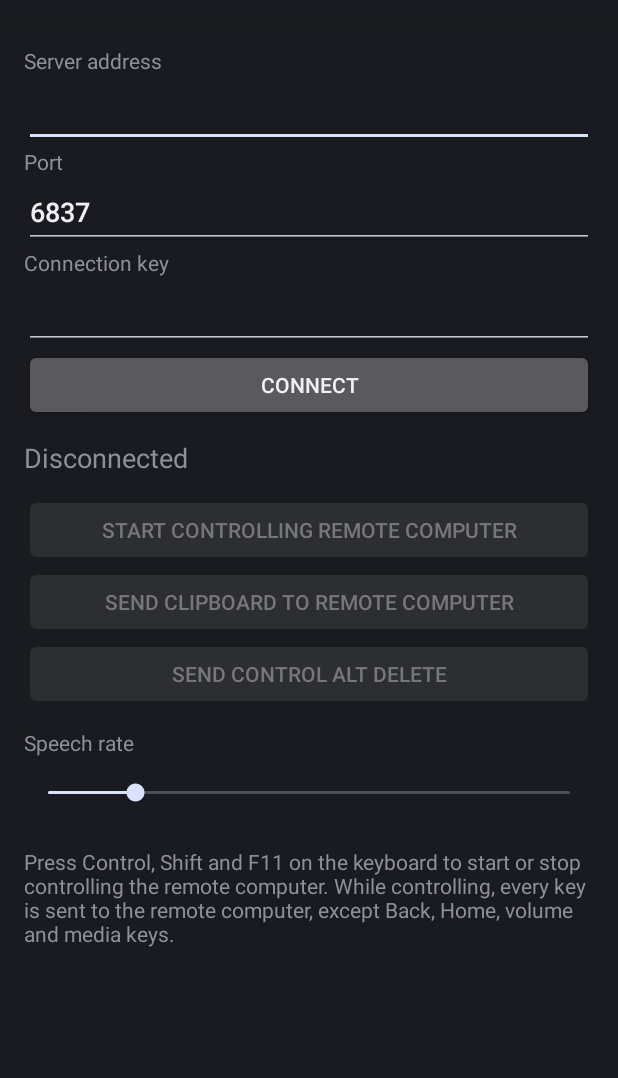
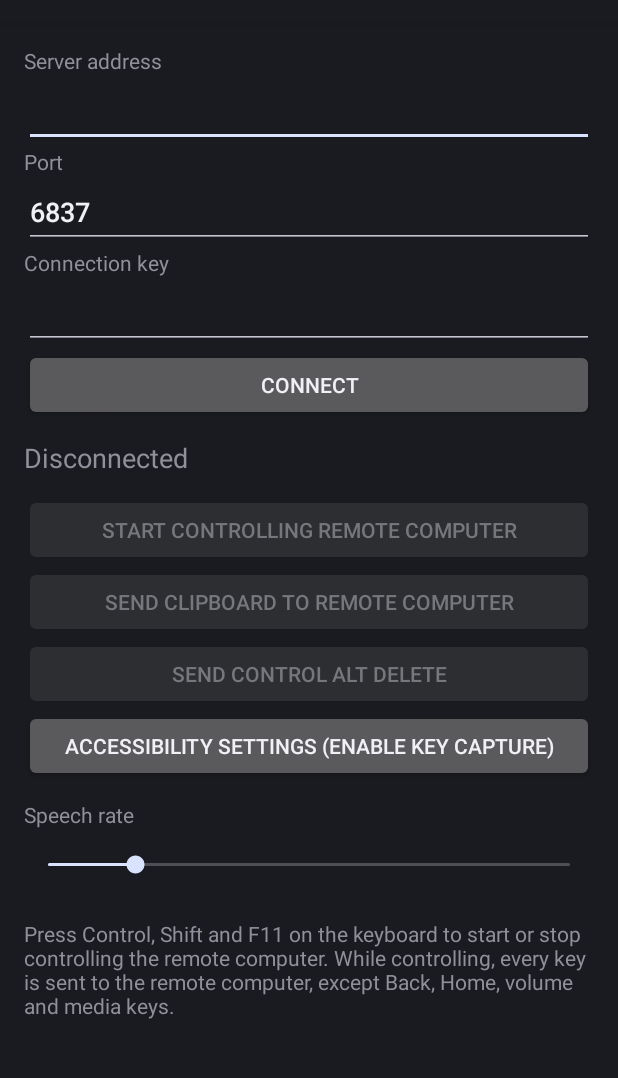
Before and after one commit to garo-pro/nvda-remote-android, an Android app: the screen it shows after launch (MainActivity), on a phone screen of 412 x 824 dp, the part 62-1140 px from its top. Run offline under Robolectric (Android 15) with nearby library versions, the phone set to English and light mode, and no system bars.

Commit message:
Capture Windows/Alt+Tab via accessibility key filter service; drop screen pinning

```diff
--- a/app/src/main/res/layout/activity_main.xml
+++ b/app/src/main/res/layout/activity_main.xml
@@ -97,6 +97,13 @@
             android:minHeight="48dp"
             android:text="@string/send_sas" />
 
+        <Button
+            android:id="@+id/accessibility"
+            android:layout_width="match_parent"
+            android:layout_height="wrap_content"
+            android:minHeight="48dp"
+            android:text="@string/key_filter_settings" />
+
         <TextView
             android:layout_width="match_parent"
             android:layout_height="wrap_content"
--- a/app/src/main/res/values/strings.xml
+++ b/app/src/main/res/values/strings.xml
@@ -11,4 +11,7 @@
     <string name="send_sas">Send Control Alt Delete</string>
     <string name="rate_label">Speech rate</string>
     <string name="help">Press Control, Shift and F11 on the keyboard to start or stop controlling the remote computer. While controlling, every key is sent to the remote computer, except Back, Home, volume and media keys.</string>
+    <string name="key_filter_label">NVDA Remote key capture</string>
+    <string name="key_filter_description">Sends the Windows key, Alt+Tab and other system shortcuts to the remote computer while you are controlling it. It does nothing otherwise and reads no screen content.</string>
+    <string name="key_filter_settings">Accessibility settings (enable key capture)</string>
 </resources>
```
Also changed, not shown: app/src/main/AndroidManifest.xml (+12 -0 lines), app/src/main/java/app/nvdaremote/KeyFilterService.kt (added, +31 -0 lines), app/src/main/java/app/nvdaremote/MainActivity.kt (+6 -3 lines), app/src/main/res/xml/key_filter_service.xml (added, +8 -0 lines).
